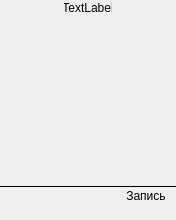
Before: the Qt Designer form zface/mainwindow.ui in appach22/zface, drawn with Qt 5.
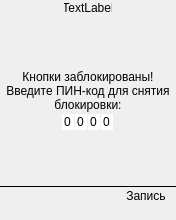
After: the same form once the commit is applied.

Patch:
```diff
--- a/zface/mainwindow.ui
+++ b/zface/mainwindow.ui
@@ -200,7 +200,7 @@
        </sizepolicy>
       </property>
       <property name="currentIndex">
-       <number>0</number>
+       <number>11</number>
       </property>
       <widget class="QWidget" name="mainPage">
        <layout class="QGridLayout" name="gridLayout_8">
@@ -673,6 +673,224 @@
         </item>
        </layout>
       </widget>
+      <widget class="QWidget" name="lockedPage1">
+       <layout class="QGridLayout" name="gridLayout_13">
+        <item row="0" column="0">
+         <widget class="QLabel" name="lockedLabel1">
+          <property name="sizePolicy">
+           <sizepolicy hsizetype="Expanding" vsizetype="Expanding">
+            <horstretch>0</horstretch>
+            <verstretch>0</verstretch>
+           </sizepolicy>
+          </property>
+          <property name="text">
+           <string>Кнопки заблокированы! Нажмите поочередно кнопки &quot;влево&quot; и &quot;вправо&quot; для снятия блокировки.</string>
+          </property>
+          <property name="alignment">
+           <set>Qt::AlignCenter</set>
+          </property>
+          <property name="wordWrap">
+           <bool>true</bool>
+          </property>
+         </widget>
+        </item>
+       </layout>
+      </widget>
+      <widget class="QWidget" name="lockedPage2">
+       <layout class="QGridLayout" name="gridLayout_14">
+        <item row="0" column="0">
+         <widget class="QLabel" name="lockedLabel2">
+          <property name="sizePolicy">
+           <sizepolicy hsizetype="Expanding" vsizetype="Expanding">
+            <horstretch>0</horstretch>
+            <verstretch>0</verstretch>
+           </sizepolicy>
+          </property>
+          <property name="text">
+           <string>Снятие блокировки кнопок: Теперь нажмите кнопку &quot;вправо&quot;.</string>
+          </property>
+          <property name="alignment">
+           <set>Qt::AlignCenter</set>
+          </property>
+          <property name="wordWrap">
+           <bool>true</bool>
+          </property>
+         </widget>
+        </item>
+       </layout>
+      </widget>
+      <widget class="QWidget" name="pinCodePage">
+       <layout class="QGridLayout" name="gridLayout_15">
+        <property name="horizontalSpacing">
+         <number>1</number>
+        </property>
+        <item row="0" column="2" colspan="2">
+         <spacer name="verticalSpacer_4">
+          <property name="orientation">
+           <enum>Qt::Vertical</enum>
+          </property>
+          <property name="sizeHint" stdset="0">
+           <size>
+            <width>20</width>
+            <height>9</height>
+           </size>
+          </property>
+         </spacer>
+        </item>
+        <item row="1" column="0" colspan="6">
+         <widget class="QLabel" name="label">
+          <property name="text">
+           <string>Кнопки заблокированы! Введите ПИН-код для снятия блокировки:</string>
+          </property>
+          <property name="alignment">
+           <set>Qt::AlignCenter</set>
+          </property>
+          <property name="wordWrap">
+           <bool>true</bool>
+          </property>
+         </widget>
+        </item>
+        <item row="2" column="0">
+         <spacer name="horizontalSpacer_3">
+          <property name="orientation">
+           <enum>Qt::Horizontal</enum>
+          </property>
+          <property name="sizeHint" stdset="0">
+           <size>
+            <width>40</width>
+            <height>20</height>
+           </size>
+          </property>
+         </spacer>
+        </item>
+        <item row="2" column="1">
+         <widget class="QSpinBox" name="digit1">
+          <property name="maximumSize">
+           <size>
+            <width>17</width>
+            <height>16</height>
+           </size>
+          </property>
+          <property name="wrapping">
+           <bool>true</bool>
+          </property>
+          <property name="frame">
+           <bool>false</bool>
+          </property>
+          <property name="alignment">
+           <set>Qt::AlignCenter</set>
+          </property>
+          <property name="buttonSymbols">
+           <enum>QAbstractSpinBox::NoButtons</enum>
+          </property>
+          <property name="maximum">
+           <number>9</number>
+          </property>
+         </widget>
+        </item>
+        <item row="2" column="2">
+         <widget class="QSpinBox" name="digit2">
+          <property name="maximumSize">
+           <size>
+            <width>17</width>
+            <height>16</height>
+           </size>
+          </property>
+          <property name="wrapping">
+           <bool>true</bool>
+          </property>
+          <property name="frame">
+           <bool>false</bool>
+          </property>
+          <property name="alignment">
+           <set>Qt::AlignCenter</set>
+          </property>
+          <property name="buttonSymbols">
+           <enum>QAbstractSpinBox::NoButtons</enum>
+          </property>
+          <property name="maximum">
+           <number>9</number>
+          </property>
+         </widget>
+        </item>
+        <item row="2" column="3">
+         <widget class="QSpinBox" name="digit3">
+          <property name="maximumSize">
+           <size>
+            <width>17</width>
+            <height>16</height>
+           </size>
+          </property>
+          <property name="wrapping">
+           <bool>true</bool>
+          </property>
+          <property name="frame">
+           <bool>false</bool>
+          </property>
+          <property name="alignment">
+           <set>Qt::AlignCenter</set>
+          </property>
+          <property name="buttonSymbols">
+           <enum>QAbstractSpinBox::NoButtons</enum>
+          </property>
+          <property name="maximum">
+           <number>9</number>
+          </property>
+         </widget>
+        </item>
+        <item row="2" column="4">
+         <widget class="QSpinBox" name="digit4">
+          <property name="maximumSize">
+           <size>
+            <width>17</width>
+            <height>16</height>
+           </size>
+          </property>
+          <property name="wrapping">
+           <bool>true</bool>
+          </property>
+          <property name="frame">
+           <bool>false</bool>
+          </property>
+          <property name="alignment">
+           <set>Qt::AlignCenter</set>
+          </property>
+          <property name="buttonSymbols">
+           <enum>QAbstractSpinBox::NoButtons</enum>
+          </property>
+          <property name="maximum">
+           <number>9</number>
+          </property>
+         </widget>
+        </item>
+        <item row="2" column="5">
+         <spacer name="horizontalSpacer_4">
+          <property name="orientation">
+           <enum>Qt::Horizontal</enum>
+          </property>
+          <property name="sizeHint" stdset="0">
+           <size>
+            <width>39</width>
+            <height>20</height>
+           </size>
+          </property>
+         </spacer>
+        </item>
+        <item row="3" column="2" colspan="2">
+         <spacer name="verticalSpacer_3">
+          <property name="orientation">
+           <enum>Qt::Vertical</enum>
+          </property>
+          <property name="sizeHint" stdset="0">
+           <size>
+            <width>20</width>
+            <height>9</height>
+           </size>
+          </property>
+         </spacer>
+        </item>
+       </layout>
+      </widget>
      </widget>
     </item>
     <item>
```
Left out of the diff: 25 changed lines with no effect on the pictures.
